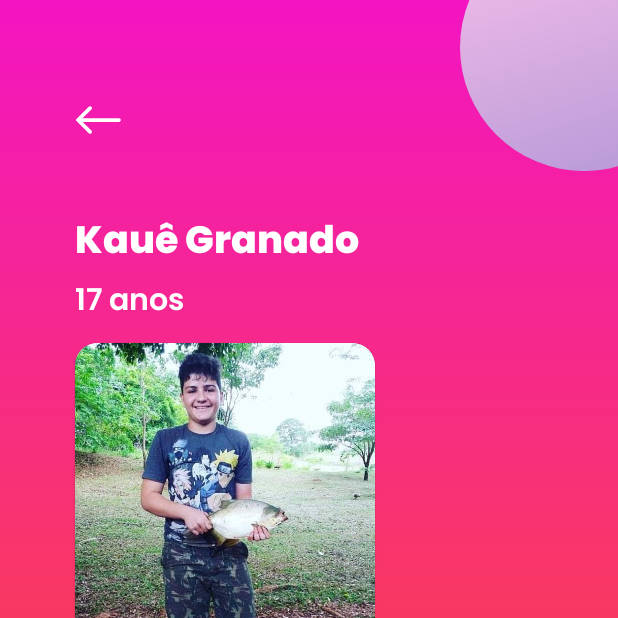
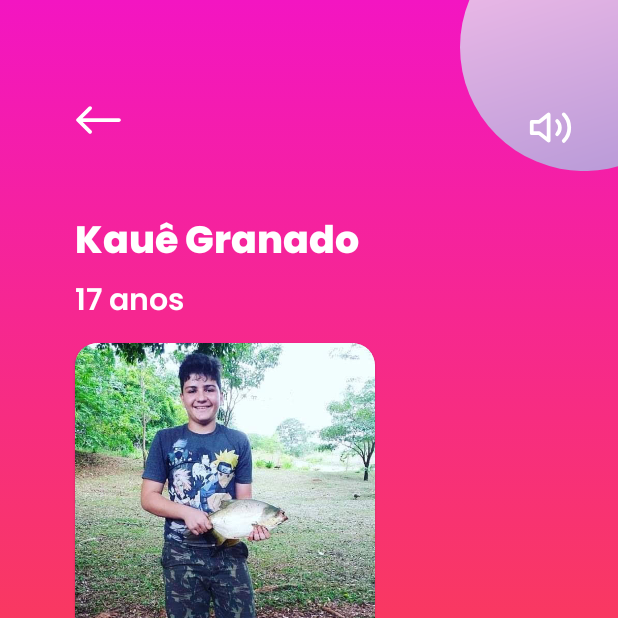
Before and after one commit to pedroh715/actio_app, an Android app: the KaueActivity screen opened directly, with no data from a screen before it, on a phone screen of 412 x 824 dp, the top half of it. Run offline under Robolectric (Android 15) with nearby library versions, the phone set to English and light mode, and no system bars; libraries missing offline, so code that uses them is left out: io.alterac.blurkit; plain views replace BlurLayout.

Commit message:
button mute and unmute in pedro and kaue activitys

```diff
--- a/app/src/main/java/com/example/kauepedro/KaueActivity.java
+++ b/app/src/main/java/com/example/kauepedro/KaueActivity.java
@@ -9,15 +9,18 @@ import android.os.Bundle;
 import android.view.View;
 import android.view.WindowManager;
 import android.widget.ImageView;
+import android.widget.ToggleButton;
 
 public class KaueActivity extends AppCompatActivity {
 
-   // MediaPlayer mediaPlayer;
+    MediaPlayer mediaPlayer;
 
     @Override
     protected void onCreate(Bundle savedInstanceState) {
         super.onCreate(savedInstanceState);
         setContentView(R.layout.activity_kaue);
+        setSoundState();
+        playSound();
 
         if (Build.VERSION.SDK_INT >= Build.VERSION_CODES.LOLLIPOP) {
             getWindow().addFlags(WindowManager.LayoutParams.FLAG_DRAWS_SYSTEM_BAR_BACKGROUNDS);
@@ -32,9 +35,27 @@ public class KaueActivity extends AppCompatActivity {
         arrowBack.setOnClickListener(new View.OnClickListener() {
             @Override
             public void onClick(View v) {
-               // mediaPlayer.stop();
+                mediaPlayer.stop();
                 finish();
             }
         });
     }
+
+    private void setSoundState(){
+        ToggleButton button = findViewById(R.id.button_sound);
+        button.setOnClickListener(new View.OnClickListener() {
+            @Override
+            public void onClick(View v) {
+                if(!button.isChecked()){
+                    mediaPlayer.setVolume(0,0);
+                } else mediaPlayer.setVolume(1, 1);
+
+            }
+        });
+    }
+
+    private void playSound() {
+        mediaPlayer = MediaPlayer.create(this, R.raw.sound_test);
+        mediaPlayer.start();
+    }
 }
--- a/app/src/main/res/layout/activity_kaue.xml
+++ b/app/src/main/res/layout/activity_kaue.xml
@@ -103,9 +103,19 @@
         app:layout_constraintStart_toStartOf="parent"
         app:layout_constraintTop_toBottomOf="@+id/materialCardView"
         app:strokeWidth="1dp">
-
-
     </com.google.android.material.card.MaterialCardView>
 
+    <ToggleButton
+        android:id="@+id/button_sound"
+        android:layout_width="30dp"
+        android:layout_height="30dp"
+        android:background="@drawable/workout_sound_src"
+        android:textOff=""
+        android:textOn=""
+        android:checked="true"
+        android:layout_marginEnd="30dp"
+        android:layout_marginTop="70dp"
+        app:layout_constraintEnd_toEndOf="parent"
+        app:layout_constraintTop_toTopOf="parent" />
 
 </androidx.constraintlayout.widget.ConstraintLayout>
```
Also changed, not shown: app/src/main/java/com/example/kauepedro/DaniloActivity.java (+7 -1 lines), app/src/main/java/com/example/kauepedro/PedroActivity.java (+15 -1 lines), app/src/main/res/layout/activity_pedro.xml (+12 -2 lines), 1 other file.
